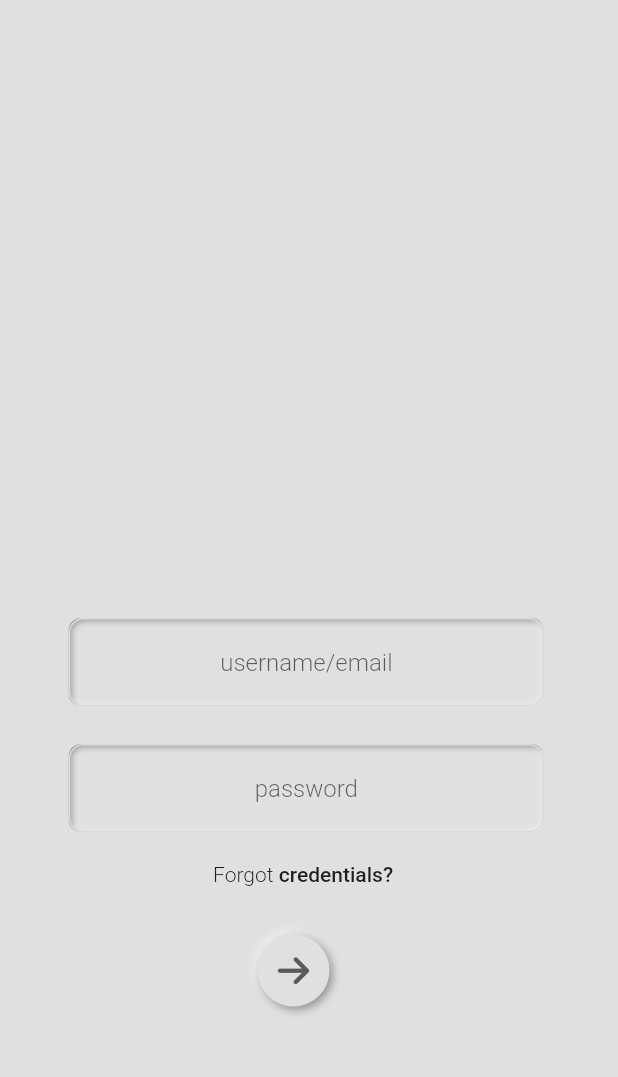
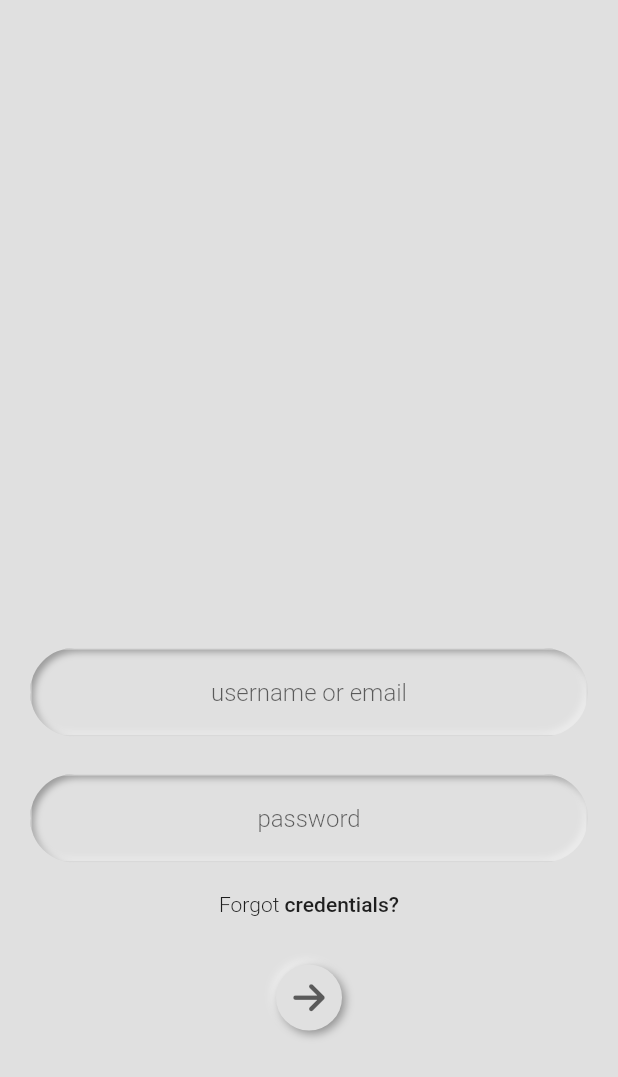
Before and after one commit to adamsyy/Seventy5, a Flutter app: the screen it shows after launch, on a phone screen of 412 x 824 dp. Shown: the top 1077 px of the screen. Run offline on Flutter 3.47's test engine with Material 2 defaults, Android fonts, the phone set to English and light mode, and no system bars; drawn by our look-alikes of flutter_neumorphic; our stand-ins replace font_awesome_flutter, page_transition, percent_indicator, rive, shared_preferences.

Commit message:
login updated

```diff
--- a/lib/username.dart
+++ b/lib/username.dart
@@ -36,22 +36,22 @@ class _UsernameState extends State<Username> {
         backgroundColor: darkMode ? Colors.grey[850] : Colors.grey[300],
         body: SingleChildScrollView(
           scrollDirection: Axis.vertical,
+          child: Container(
+            margin: EdgeInsets.fromLTRB(20, 20, 20, 20),
             child: Column(
-            crossAxisAlignment: CrossAxisAlignment.start,
+              crossAxisAlignment: CrossAxisAlignment.center,
               children: [
                 SizedBox(height: MediaQuery.of(context).size.height / 2),
-              Padding(
-                padding: EdgeInsets.fromLTRB(
-                    MediaQuery.of(context).size.width / 9, 0, 0, 0),
-                child: Neumorphic(
+                Neumorphic(
                     style: NeumorphicStyle(
+                        shape: NeumorphicShape.concave,
+                        boxShape: NeumorphicBoxShape.roundRect(BorderRadius.circular(30)),
+                        depth: -5,
                         lightSource: LightSource.topLeft,
-                    depth: -4,
-                    color: Colors.grey[300],
+                        color: Colors.grey[300]
                     ),
-                  child: SizedBox(
-                    width: MediaQuery.of(context).size.width / 1.3,
                     child: TextFormField(
+                      cursorColor: Colors.grey[800],
                       controller: fieldText_username,
                       keyboardType: TextInputType.name,
                       style: const TextStyle(fontSize: 16.0),
@@ -59,8 +59,8 @@ class _UsernameState extends State<Username> {
                       onSaved: (String? value) {},
                       textInputAction: TextInputAction.next,
                       decoration: InputDecoration(
-                          hintText: 'username/email',
-                          hintStyle: TextStyle(fontWeight: FontWeight.w300),
+                          hintText: 'username or email',
+                          hintStyle: const TextStyle(fontWeight: FontWeight.w300),
                           enabledBorder: OutlineInputBorder(
                               borderRadius: BorderRadius.circular(10.0),
                               borderSide:
@@ -74,38 +74,28 @@ class _UsernameState extends State<Username> {
                       },
                     ),
                 ),
+                SizedBox(height: 25,),
+                Neumorphic(
+                  style: NeumorphicStyle(
+                      shape: NeumorphicShape.concave,
+                      boxShape: NeumorphicBoxShape.roundRect(BorderRadius.circular(30)),
+                      depth: -5,
+                      lightSource: LightSource.topLeft,
+                      color: Colors.grey[300]
                   ),
-              ),
-              SizedBox(
-                height: 25,
-              ),
-              //2nd one
-              Padding(
-                padding: EdgeInsets.fromLTRB(
-                    MediaQuery.of(context).size.width / 9, 0, 0, 0),
-                child: Neumorphic(
-                  style: NeumorphicStyle(
-                    lightSource: LightSource.topLeft,
-                    depth: -4,
-                    color: Colors.grey[300],
-                  ),
-                  child: SizedBox(
-                    width: MediaQuery.of(context).size.width / 1.3,
                   child: TextFormField(
+                    cursorColor: Colors.grey[800],
                     controller: fieldText_password,
                     onSaved: (value) {
                       password = value;
                     },
                     keyboardType: TextInputType.name,
-
                     obscureText: true,
                     style: const TextStyle(fontSize: 16.0),
                     textAlign: TextAlign.center,
                     decoration: InputDecoration(
                         hintText: 'password',
-
-                          hintStyle: TextStyle(fontWeight: FontWeight.w300),
-
+                        hintStyle: const TextStyle(fontWeight: FontWeight.w300),
                         enabledBorder: OutlineInputBorder(
                             borderRadius: BorderRadius.circular(10.0),
                             borderSide:
@@ -119,9 +109,7 @@ class _UsernameState extends State<Username> {
                     },
                   ),
                 ),
-                ),
-              ),
-              SizedBox(
+                const SizedBox(
                   height: 20,
                 ),
                 GestureDetector(
@@ -129,11 +117,9 @@ class _UsernameState extends State<Username> {
                     final Uri _url = Uri.parse("https://edu.ezygo.app/#/");
                     await launchUrl(_url);
                   },
-                child: Padding(
-                  padding: EdgeInsets.fromLTRB(
-                      MediaQuery.of(context).size.width / 2.9, 0, 0, 0),
                   child: Row(
-                    children: [
+                    mainAxisAlignment: MainAxisAlignment.center,
+                    children: const [
                       Text(
                         "Forgot",
                         style: TextStyle(fontWeight: FontWeight.w300),
@@ -145,22 +131,18 @@ class _UsernameState extends State<Username> {
                     ],
                   ),
                 ),
-              ),
-              SizedBox(
+                const SizedBox(
                   height: 32,
                 ),
                 Row(
+                  mainAxisAlignment: MainAxisAlignment.center,
                   children: [
-                  SizedBox(
-                    width: MediaQuery.of(context).size.width / 2.4,
-                  ),
                     NeumorphicButton(
                       onPressed: () async {
                         setState(() {
                          arrow=false;
                         });
                         print("onClick");
-
                         FocusManager.instance.primaryFocus?.unfocus();
                         username=username?.trim();
                         for (int? i = (username?.length)! - 3;
@@ -171,7 +153,6 @@ username=username?.trim();
                               username![i + 2] == 'm') {
                             print("email");
                             lookup_login();
-
                           } else {
                             print("username");
                             username_login();
@@ -183,7 +164,6 @@ username=username?.trim();
                         shape: NeumorphicShape.flat,
                         boxShape: NeumorphicBoxShape.circle(),
                       ),
-                    padding: EdgeInsets.all(12.0),
                       child:arrow? Icon(
                         FontAwesomeIcons.arrowRight,
                         color: Colors.black.withOpacity(0.6),
@@ -192,6 +172,7 @@ username=username?.trim();
                   ],
                 )
               ],
+            ),
           ),
         ));
   }
```
Lines whose indentation alone changed are shown as unchanged.
